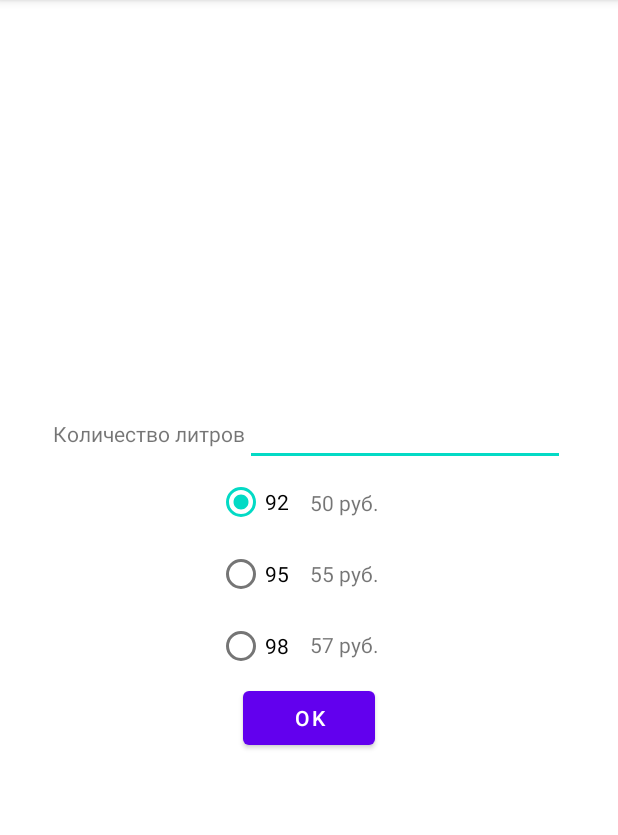
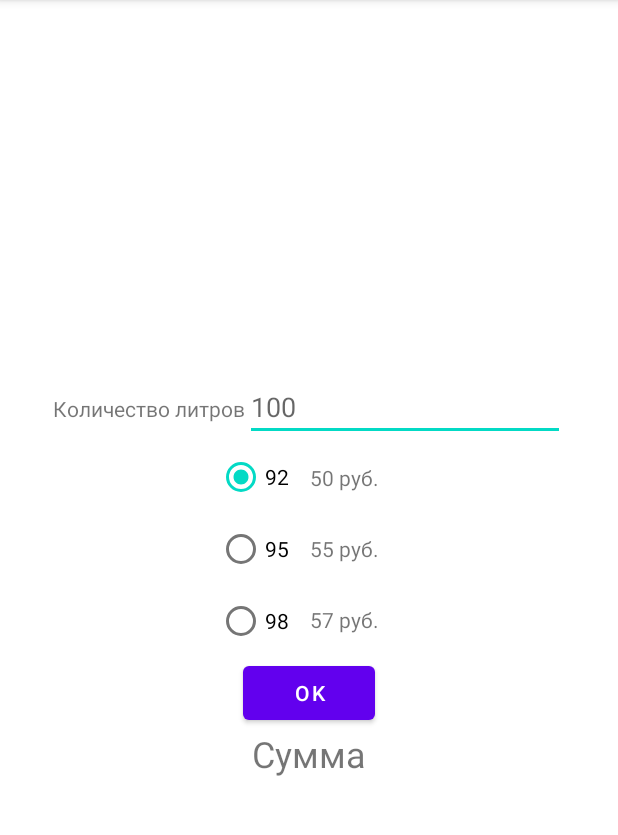
Before and after one commit to Drimuar/GasPrice, an Android app: the screen it shows after launch (MainActivity), on a phone screen of 412 x 824 dp, the part 84-919 px from its top. Run offline under Robolectric (Android 15) with nearby library versions, the phone set to English and light mode, and no system bars.

Commit message:
hardcoded min functionals

```diff
--- a/app/src/main/java/com/bignerdranch/android/gasprice/MainActivity.kt
+++ b/app/src/main/java/com/bignerdranch/android/gasprice/MainActivity.kt
@@ -1,11 +1,50 @@
 package com.bignerdranch.android.gasprice
 
+import android.os.Bundle
+import android.widget.*
 import androidx.appcompat.app.AppCompatActivity
-import android.os.Bundle
 
+private const val TAG = "MainActivity"
+private const val KEY_INDEX = "index"
 class MainActivity : AppCompatActivity() {
+    private lateinit var radioButton1: RadioButton
+    private lateinit var radioButton2: RadioButton
+    private lateinit var radioButton3: RadioButton
+    private lateinit var editTextNumber: EditText
+    private lateinit var okButton: Button
+    private var gas92 = 50
+    private var gas95 = 55
+    private var gas98 = 57
+    private var sum = 0
+    private var num = 0
     override fun onCreate(savedInstanceState: Bundle?) {
         super.onCreate(savedInstanceState)
         setContentView(R.layout.activity_main)
+        editTextNumber = findViewById(R.id.editTextNumber)
+        radioButton1 = findViewById(R.id.radioButton1)
+        radioButton2 = findViewById(R.id.radioButton2)
+        radioButton3 = findViewById(R.id.radioButton3)
+        okButton = findViewById(R.id.button1)
+        okButton.setOnClickListener{
+            if (radioButton1.isChecked){
+                num = editTextNumber.text.toString().toInt()
+                sum = num * gas92
+                findViewById<TextView>(R.id.textView4).apply {
+                    text = sum.toString() + " руб."
+                }
+            } else if (radioButton2.isChecked) {
+                num = editTextNumber.text.toString().toInt()
+                sum = num * gas95
+                findViewById<TextView>(R.id.textView4).apply {
+                    text = sum.toString() + " руб."
+                }
+            } else if (radioButton3.isChecked){
+                num = editTextNumber.text.toString().toInt()
+                sum = num * gas98
+                findViewById<TextView>(R.id.textView4).apply {
+                    text = sum.toString() + " руб."
+                }
+            }
+        }
     }
 }
--- a/app/src/main/res/layout/activity_main.xml
+++ b/app/src/main/res/layout/activity_main.xml
@@ -22,7 +22,9 @@
             android:layout_width="match_parent"
             android:layout_height="wrap_content"
             android:ems="10"
-            android:inputType="number" />
+            android:hint="100"
+            android:inputType="number"
+            tools:ignore="TouchTargetSizeCheck" />
     </LinearLayout>
 
     <LinearLayout
@@ -89,11 +91,18 @@
     </LinearLayout>
 
     <Button
-        android:id="@+id/button"
+        android:id="@+id/button1"
         android:layout_width="wrap_content"
         android:layout_height="wrap_content"
         android:text="OK"
         tools:layout_editor_absoluteX="87dp"
         tools:layout_editor_absoluteY="501dp" />
 
+    <TextView
+        android:id="@+id/textView4"
+        android:layout_width="wrap_content"
+        android:layout_height="wrap_content"
+        android:text="Сумма"
+        android:textSize="24sp"/>
+
 </LinearLayout>
```
